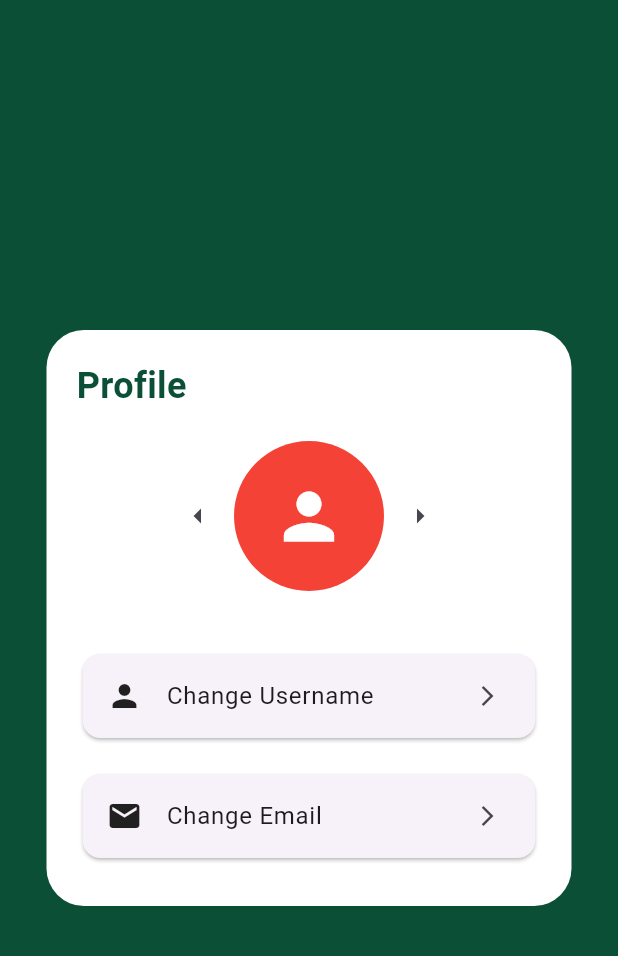
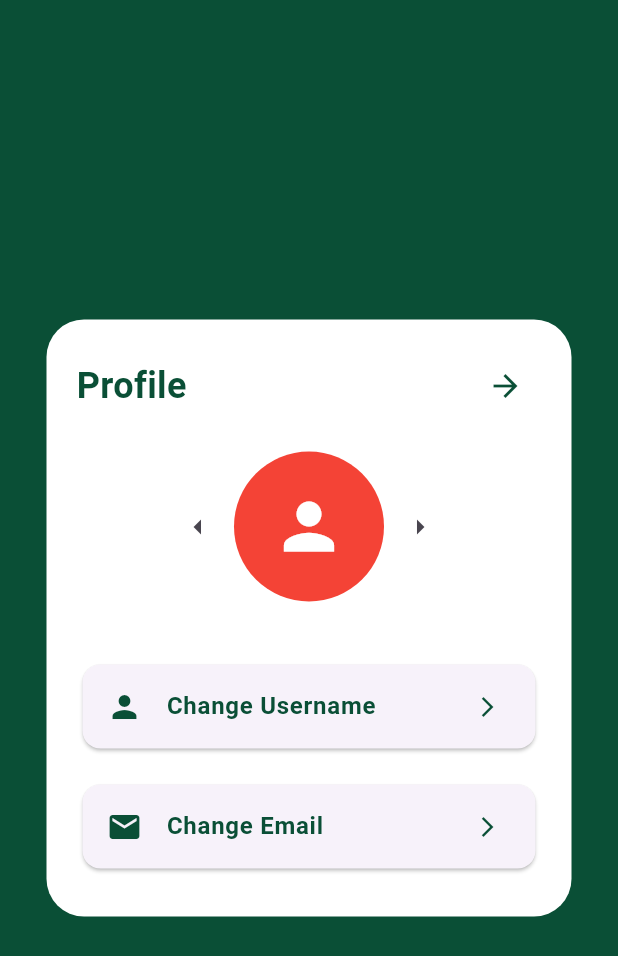
Before and after one commit to CR1SI/CarbonFootPrinters, a Flutter app: the ProfileScreen screen opened directly, on a phone screen of 412 x 824 dp. Shown: the top 956 px of the screen. Run offline on Flutter 3.47's test engine with Material 3 defaults, Android fonts, the phone set to English and light mode, and no system bars; our stand-ins replace cloud_firestore, firebase_auth, firebase_core; accounts and stored records are empty; network calls fail.

Commit message:
added back key to profile

```diff
--- a/front-end/carbon_foot_printer/lib/profile_screen.dart
+++ b/front-end/carbon_foot_printer/lib/profile_screen.dart
@@ -1,4 +1,5 @@
 import 'package:flutter/material.dart';
+import 'settings_screen.dart';
 
 class ProfileScreen extends StatefulWidget {
   final String username;
@@ -28,7 +29,7 @@ class _ProfileScreenState extends State<ProfileScreen> {
   @override
   Widget build(BuildContext context) {
     return Scaffold(
-      backgroundColor: const Color.fromARGB(255, 10, 79, 54),
+      backgroundColor: const Color(0xFF0A4F36), // Dark green background
       body: SafeArea(
         child: Center(
           child: Container(
@@ -41,7 +42,7 @@ class _ProfileScreenState extends State<ProfileScreen> {
             child: Column(
               mainAxisSize: MainAxisSize.min,
               children: [
-                // Header with Back + Title
+                // Header with Title + Back Arrow (top right)
                 Row(
                   mainAxisAlignment: MainAxisAlignment.spaceBetween,
                   children: [
@@ -50,15 +51,25 @@ class _ProfileScreenState extends State<ProfileScreen> {
                       style: TextStyle(
                         fontSize: 24,
                         fontWeight: FontWeight.bold,
-                        color: Color.fromARGB(255, 10, 79, 54),
+                        color: Color(0xFF0A4F36),
                       ),
                     ),
-                    const SizedBox(width: 48), // placeholder for symmetry
+                    IconButton(
+                      icon: const Icon(Icons.arrow_forward, color: Color(0xFF0A4F36)),
+                      onPressed: () {
+                        Navigator.pushReplacement(
+                          context,
+                          MaterialPageRoute(
+                            builder: (context) => const SettingsScreen(),
+                          ),
+                        );
+                      },
+                    ),
                   ],
                 ),
                 const SizedBox(height: 20),
 
-                // Icon selector
+                // Profile picture selector
                 Row(
                   mainAxisAlignment: MainAxisAlignment.center,
                   children: [
@@ -74,8 +85,11 @@ class _ProfileScreenState extends State<ProfileScreen> {
                       radius: 50,
                       backgroundColor:
                           Colors.primaries[_pfpIndex % Colors.primaries.length],
-                      child: const Icon(Icons.person,
-                          size: 50, color: Colors.white),
+                      child: const Icon(
+                        Icons.person,
+                        size: 50,
+                        color: Colors.white,
+                      ),
                     ),
                     IconButton(
                       icon: const Icon(Icons.arrow_right),
@@ -89,6 +103,7 @@ class _ProfileScreenState extends State<ProfileScreen> {
                 ),
                 const SizedBox(height: 30),
 
+                // Profile Options
                 _profileCard(
                   icon: Icons.person,
                   title: "Change Username",
@@ -107,8 +122,11 @@ class _ProfileScreenState extends State<ProfileScreen> {
     );
   }
 
-  Widget _profileCard(
-      {required IconData icon, required String title, required VoidCallback onTap}) {
+  Widget _profileCard({
+    required IconData icon,
+    required String title,
+    required VoidCallback onTap,
+  }) {
     return Container(
       margin: const EdgeInsets.symmetric(vertical: 8),
       child: Card(
@@ -116,9 +134,15 @@ class _ProfileScreenState extends State<ProfileScreen> {
           borderRadius: BorderRadius.circular(12),
         ),
         child: ListTile(
-          leading: Icon(icon, color: Colors.black87),
-          title: Text(title),
-          trailing: const Icon(Icons.arrow_forward_ios, size: 16),
+          leading: Icon(icon, color: const Color(0xFF0A4F36)),
+          title: Text(
+            title,
+            style: const TextStyle(
+              color: Color(0xFF0A4F36),
+              fontWeight: FontWeight.w600,
+            ),
+          ),
+          trailing: const Icon(Icons.arrow_forward_ios, size: 16, color: Color(0xFF0A4F36)),
           onTap: onTap,
         ),
       ),
```
